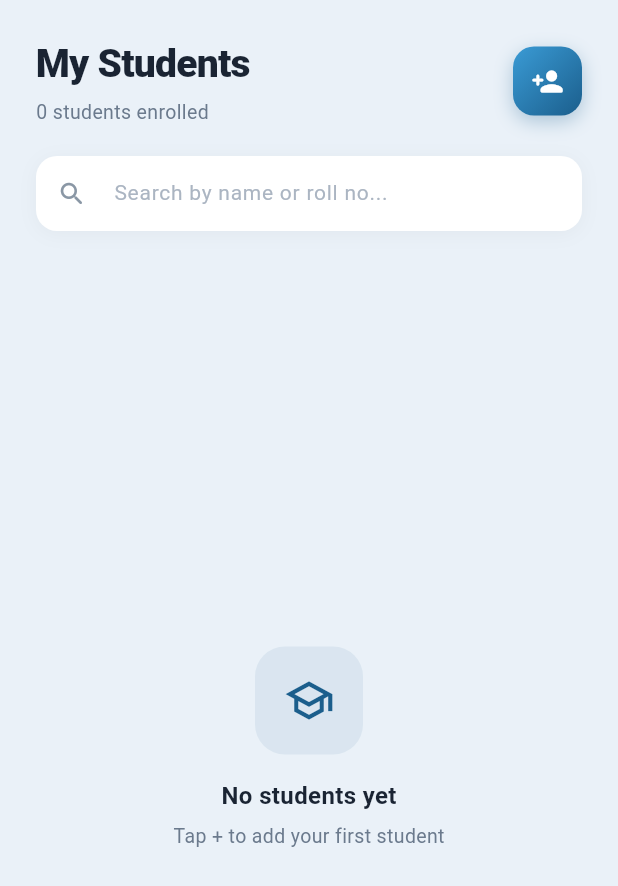
After one commit to aliraza055/scholar_flow, a Flutter app: the Students screen opened by its route, after a tap on the "person add" icon, on a phone screen of 412 x 824 dp. The commit adds this screen. Shown: the top 886 px of the screen. Run offline on Flutter 3.47's test engine with Material 3 defaults, Android fonts, the phone set to English and light mode, and no system bars; our stand-ins replace cloud_firestore, dotted_border, firebase_auth, firebase_core, fluttertoast; accounts and stored records are empty.

Commit message:
add upload and fetch functionality

```diff
--- a/lib/Core/Routers/app_routers.dart
+++ b/lib/Core/Routers/app_routers.dart
@@ -7,6 +7,7 @@ import 'package:scholar_flow/screens/performance_analysis.dart';
 import 'package:scholar_flow/screens/record_achivement.dart';
 import 'package:scholar_flow/screens/sign-up.dart';
 import 'package:scholar_flow/screens/sing_in.dart';
+import 'package:scholar_flow/screens/students_list.dart';
 import 'package:scholar_flow/widgets/bottom_nav.dart';
 
 class AppRouters {
@@ -19,6 +20,7 @@ class AppRouters {
   static const addNew = '/addNew';
   static const record = '/record';
   static const performance = '/performance';
+  static const students = '/students';
 
   static Route<dynamic> generateRoute(RouteSettings settings) {
     switch (settings.name) {
@@ -36,7 +38,8 @@ class AppRouters {
         return MaterialPageRoute(builder: (_) => const DashboardBottomNav());
       case attendanceScreen:
         return MaterialPageRoute(builder: (_) => AttendanceScreen());
-
+      case students:
+        return MaterialPageRoute(builder: (_) => Students());
       case addNew:
         return MaterialPageRoute(builder: (_) => NewEntryScreen());
 
--- /dev/null
+++ b/lib/Services/firebase_services.dart
@@ -0,0 +1,50 @@
+import 'package:cloud_firestore/cloud_firestore.dart';
+import 'package:firebase_auth/firebase_auth.dart';
+import 'package:flutter/material.dart';
+import 'package:scholar_flow/Core/Routers/app_routers.dart';
+import 'package:scholar_flow/Models/student_model.dart';
+import 'package:scholar_flow/widgets/flutter_toast.dart';
+
+class FirebaseServices {
+  Future<void> uploadStudent(
+    BuildContext context, {
+    required String name,
+    required String rollNo,
+    required String semester,
+    String? teacherId,
+  }) async {
+    final docRef = FirebaseFirestore.instance.collection('Students').doc();
+    User? user = FirebaseAuth.instance.currentUser;
+    await docRef
+        .set(
+          StudentModel(
+            id: docRef.id,
+            name: name,
+            rollNo: rollNo,
+            semester: semester,
+            teacherId: user!.uid,
+          ).toMap(),
+        )
+        .then((value) {
+          ToastError().showToast(
+            message: 'uploaded student data!',
+            bgColor: Colors.green,
+          );
+          Navigator.pushNamed(context, AppRouters.bottomNav);
+        });
+  }
+
+  final _firestore = FirebaseFirestore.instance;
+
+  Stream<List<StudentModel>> streamStudents() {
+    return _firestore
+        .collection('Students')
+        .orderBy('createdAt', descending: true)
+        .snapshots()
+        .map((snapshot) {
+          return snapshot.docs.map((doc) {
+            return StudentModel.fromMap(doc.data());
+          }).toList();
+        });
+  }
+}
--- a/lib/screens/dashboard_screen.dart
+++ b/lib/screens/dashboard_screen.dart
@@ -85,7 +85,7 @@ class _DashboardViewState extends State<DashboardView> {
 
             GestureDetector(
               onTap: () {
-                Navigator.pushNamed(context, AppRouters.record);
+                Navigator.pushNamed(context, AppRouters.students);
               },
               child: SimpleTile(
                 title: 'Enter Quiz Marks',
--- /dev/null
+++ b/lib/screens/students_list.dart
@@ -0,0 +1,415 @@
+import 'package:flutter/material.dart';
+import 'package:scholar_flow/Models/student_model.dart';
+import 'package:scholar_flow/Services/firebase_services.dart';
+
+class Students extends StatefulWidget {
+  const Students({super.key});
+
+  @override
+  State<Students> createState() => _StudentsState();
+}
+
+class _StudentsState extends State<Students> {
+  final FirebaseServices _service = FirebaseServices();
+  String _searchQuery = '';
+
+  @override
+  Widget build(BuildContext context) {
+    return Scaffold(
+      backgroundColor: const Color(0xFFEAF1F8),
+      body: SafeArea(
+        child: Column(
+          crossAxisAlignment: CrossAxisAlignment.start,
+          children: [
+            // ── Header ────────────────────────────────────────────────────
+            Padding(
+              padding: const EdgeInsets.fromLTRB(24, 24, 24, 0),
+              child: Row(
+                mainAxisAlignment: MainAxisAlignment.spaceBetween,
+                children: [
+                  Column(
+                    crossAxisAlignment: CrossAxisAlignment.start,
+                    children: [
+                      const Text(
+                        'My Students',
+                        style: TextStyle(
+                          fontSize: 26,
+                          fontWeight: FontWeight.w800,
+                          color: Color(0xFF1A2433),
+                          letterSpacing: -0.5,
+                        ),
+                      ),
+                      const SizedBox(height: 4),
+                      StreamBuilder<List<StudentModel>>(
+                        stream: _service.streamStudents(),
+                        builder: (context, snapshot) {
+                          final count = snapshot.data?.length ?? 0;
+                          return Text(
+                            '$count students enrolled',
+                            style: const TextStyle(
+                              fontSize: 13,
+                              color: Color(0xFF6B7A8D),
+                            ),
+                          );
+                        },
+                      ),
+                    ],
+                  ),
+                  // Add student button
+                  GestureDetector(
+                    onTap: () {
+                      // navigate to add student
+                    },
+                    child: Container(
+                      width: 46,
+                      height: 46,
+                      decoration: BoxDecoration(
+                        gradient: const LinearGradient(
+                          colors: [Color(0xFF3A9BD5), Color(0xFF1B5E8C)],
+                          begin: Alignment.topLeft,
+                          end: Alignment.bottomRight,
+                        ),
+                        borderRadius: BorderRadius.circular(14),
+                        boxShadow: [
+                          BoxShadow(
+                            color: const Color(0xFF1B5E8C).withOpacity(0.3),
+                            blurRadius: 10,
+                            offset: const Offset(0, 4),
+                          ),
+                        ],
+                      ),
+                      child: const Icon(
+                        Icons.person_add_rounded,
+                        color: Colors.white,
+                        size: 22,
+                      ),
+                    ),
+                  ),
+                ],
+              ),
+            ),
+            const SizedBox(height: 20),
+
+            // ── Search Bar ────────────────────────────────────────────────
+            Padding(
+              padding: const EdgeInsets.symmetric(horizontal: 24),
+              child: Container(
+                height: 50,
+                decoration: BoxDecoration(
+                  color: Colors.white,
+                  borderRadius: BorderRadius.circular(14),
+                  boxShadow: [
+                    BoxShadow(
+                      color: Colors.black.withOpacity(0.04),
+                      blurRadius: 10,
+                      offset: const Offset(0, 2),
+                    ),
+                  ],
+                ),
+                child: TextField(
+                  onChanged: (v) =>
+                      setState(() => _searchQuery = v.toLowerCase()),
+                  style: const TextStyle(
+                    fontSize: 14,
+                    color: Color(0xFF1A2433),
+                  ),
+                  decoration: const InputDecoration(
+                    hintText: 'Search by name or roll no...',
+                    hintStyle: TextStyle(
+                      color: Color(0xFFABB5C2),
+                      fontSize: 14,
+                    ),
+                    prefixIcon: Icon(
+                      Icons.search_rounded,
+                      color: Color(0xFF8A97A5),
+                      size: 20,
+                    ),
+                    border: InputBorder.none,
+                    contentPadding: EdgeInsets.symmetric(
+                      horizontal: 16,
+                      vertical: 15,
+                    ),
+                  ),
+                ),
+              ),
+            ),
+            const SizedBox(height: 20),
+
+            // ── List ──────────────────────────────────────────────────────
+            Expanded(
+              child: StreamBuilder<List<StudentModel>>(
+                stream: _service.streamStudents(),
+                builder: (context, snapshot) {
+                  if (snapshot.connectionState == ConnectionState.waiting) {
+                    return const Center(
+                      child: CircularProgressIndicator(
+                        color: Color(0xFF1B5E8C),
+                        strokeWidth: 2.5,
+                      ),
+                    );
+                  }
+
+                  if (snapshot.hasError) {
+                    return _EmptyState(
+                      icon: Icons.wifi_off_rounded,
+                      title: 'Something went wrong',
+                      subtitle: 'Could not load students',
+                    );
+                  }
+
+                  if (!snapshot.hasData || snapshot.data!.isEmpty) {
+                    return _EmptyState(
+                      icon: Icons.school_outlined,
+                      title: 'No students yet',
+                      subtitle: 'Tap + to add your first student',
+                    );
+                  }
+
+                  final students = snapshot.data!.where((s) {
+                    if (_searchQuery.isEmpty) return true;
+                    return s.name.toLowerCase().contains(_searchQuery) ||
+                        s.rollNo.toLowerCase().contains(_searchQuery);
+                  }).toList();
+
+                  if (students.isEmpty) {
+                    return _EmptyState(
+                      icon: Icons.search_off_rounded,
+                      title: 'No results found',
+                      subtitle: 'Try a different name or roll number',
+                    );
+                  }
+
+                  return ListView.builder(
+                    padding: const EdgeInsets.fromLTRB(24, 0, 24, 24),
+                    itemCount: students.length,
+                    itemBuilder: (context, index) {
+                      return _StudentCard(
+                        student: students[index],
+                        index: index,
+                      );
+                    },
+                  );
+                },
+              ),
+            ),
+          ],
+        ),
+      ),
+    );
+  }
+}
+
+// ─── Student Card ────────────────────────────────────────────────────────────
+
+class _StudentCard extends StatelessWidget {
+  final StudentModel student;
+  final int index;
+
+  const _StudentCard({required this.student, required this.index});
+
+  // Give each student a soft color based on index
+  Color get _avatarColor {
+    final colors = [
+      const Color(0xFF1B5E8C),
+      const Color(0xFF2E7AB5),
+      const Color(0xFF3A9BD5),
+      const Color(0xFF1A6B5C),
+      const Color(0xFF7B4FA6),
+    ];
+    return colors[index % colors.length];
+  }
+
+  @override
+  Widget build(BuildContext context) {
+    return Container(
+      margin: const EdgeInsets.only(bottom: 12),
+      decoration: BoxDecoration(
+        color: Colors.white,
+        borderRadius: BorderRadius.circular(18),
+        boxShadow: [
+          BoxShadow(
+            color: Colors.black.withOpacity(0.05),
+            blurRadius: 12,
+            offset: const Offset(0, 3),
+          ),
+        ],
+      ),
+      child: Material(
+        color: Colors.transparent,
+        borderRadius: BorderRadius.circular(18),
+        child: InkWell(
+          borderRadius: BorderRadius.circular(18),
+          onTap: () {
+            // navigate to student detail
+          },
+          child: Padding(
+            padding: const EdgeInsets.all(16),
+            child: Row(
+              children: [
+                // Avatar
+                Container(
+                  width: 52,
+                  height: 52,
+                  decoration: BoxDecoration(
+                    color: _avatarColor.withOpacity(0.12),
+                    borderRadius: BorderRadius.circular(14),
+                  ),
+                  child: student.imgUrl != null
+                      ? ClipRRect(
+                          borderRadius: BorderRadius.circular(14),
+                          child: Image.network(
+                            student.imgUrl!,
+                            fit: BoxFit.cover,
+                          ),
+                        )
+                      : Center(
+                          child: Text(
+                            student.name.isNotEmpty
+                                ? student.name[0].toUpperCase()
+                                : '?',
+                            style: TextStyle(
+                              fontSize: 20,
+                              fontWeight: FontWeight.w700,
+                              color: _avatarColor,
+                            ),
+                          ),
+                        ),
+                ),
+                const SizedBox(width: 14),
+
+                // Info
+                Expanded(
+                  child: Column(
+                    crossAxisAlignment: CrossAxisAlignment.start,
+                    children: [
+                      Text(
+                        student.name,
+                        style: const TextStyle(
+                          fontSize: 15,
+                          fontWeight: FontWeight.w700,
+                          color: Color(0xFF1A2433),
+                        ),
+                      ),
+                      const SizedBox(height: 6),
+                      Row(
+                        children: [
+                          _InfoChip(
+                            icon: Icons.tag_rounded,
+                            label: student.rollNo,
+                          ),
+                          const SizedBox(width: 8),
+                          _InfoChip(
+                            icon: Icons.layers_rounded,
+                            label: 'Sem ${student.semester}',
+                          ),
+                        ],
+                      ),
+                    ],
+                  ),
+                ),
+
+                // Arrow
+                Container(
+                  width: 32,
+                  height: 32,
+                  decoration: BoxDecoration(
+                    color: const Color(0xFFECF0F5),
+                    borderRadius: BorderRadius.circular(10),
+                  ),
+                  child: const Icon(
+                    Icons.chevron_right_rounded,
+                    color: Color(0xFF8A97A5),
+                    size: 20,
+                  ),
+                ),
+              ],
+            ),
+          ),
+        ),
+      ),
+    );
+  }
+}
+
+// ─── Small info chip inside card ─────────────────────────────────────────────
+
+class _InfoChip extends StatelessWidget {
+  final IconData icon;
+  final String label;
+
+  const _InfoChip({required this.icon, required this.label});
+
+  @override
+  Widget build(BuildContext context) {
+    return Container(
+      padding: const EdgeInsets.symmetric(horizontal: 8, vertical: 4),
+      decoration: BoxDecoration(
+        color: const Color(0xFFECF0F5),
+        borderRadius: BorderRadius.circular(8),
+      ),
+      child: Row(
+        mainAxisSize: MainAxisSize.min,
+        children: [
+          Icon(icon, size: 12, color: const Color(0xFF6B7A8D)),
+          const SizedBox(width: 4),
+          Text(
+            label,
+            style: const TextStyle(
+              fontSize: 12,
+              fontWeight: FontWeight.w600,
+              color: Color(0xFF6B7A8D),
+            ),
+          ),
+        ],
+      ),
+    );
+  }
+}
+
+// ─── Empty / error state ─────────────────────────────────────────────────────
+
+class _EmptyState extends StatelessWidget {
+  final IconData icon;
+  final String title;
+  final String subtitle;
+
+  const _EmptyState({
+    required this.icon,
+    required this.title,
+    required this.subtitle,
+  });
+
+  @override
+  Widget build(BuildContext context) {
+    return Center(
+      child: Column(
+        mainAxisSize: MainAxisSize.min,
+        children: [
+          Container(
+            width: 72,
+            height: 72,
+            decoration: BoxDecoration(
+              color: const Color(0xFF1B5E8C).withOpacity(0.08),
+              borderRadius: BorderRadius.circular(20),
+            ),
+            child: Icon(icon, size: 34, color: const Color(0xFF1B5E8C)),
+          ),
+          const SizedBox(height: 16),
+          Text(
+            title,
+            style: const TextStyle(
+              fontSize: 16,
+              fontWeight: FontWeight.w700,
+              color: Color(0xFF1A2433),
+            ),
+          ),
+          const SizedBox(height: 6),
+          Text(
+            subtitle,
+            style: const TextStyle(fontSize: 13, color: Color(0xFF6B7A8D)),
+          ),
+        ],
+      ),
+    );
+  }
+}
```
Also changed, not shown: lib/Models/student_model.dart (+13 -16 lines), lib/screens/attendance_sheet.dart (+48 -21 lines), lib/screens/new_entry.dart (+16 -6 lines).
